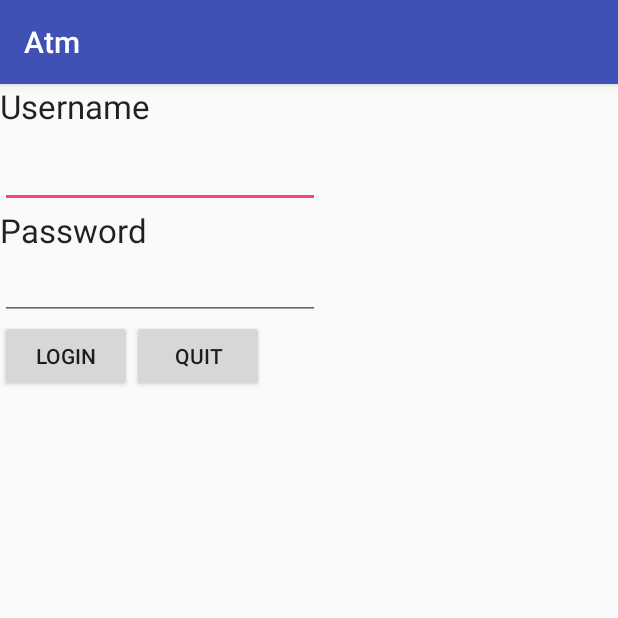
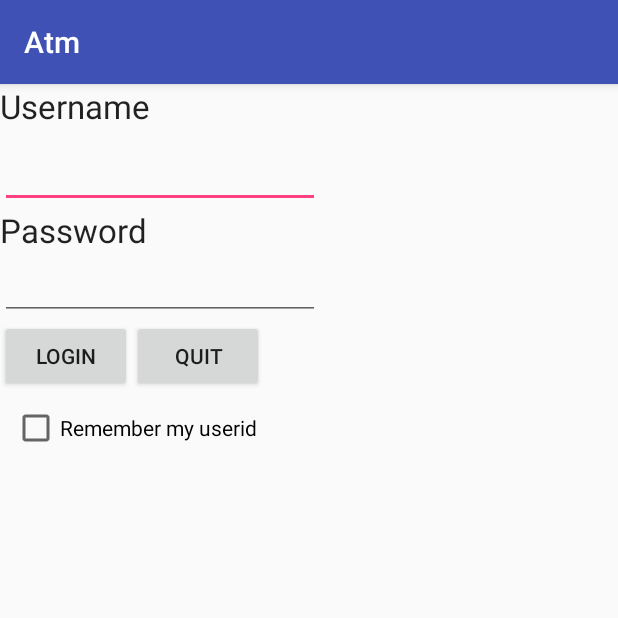
Before and after one commit to AM903103/Atm2017, an Android app: the screen it shows after launch (LoginActivity), on a phone screen of 412 x 824 dp, the top half of it. Run offline under Robolectric (Android 15) with nearby library versions, the phone set to English and light mode, and no system bars.

Commit message:
remember userid (buggy)

```diff
--- a/app/src/main/java/com/litto/atm/LoginActivity.java
+++ b/app/src/main/java/com/litto/atm/LoginActivity.java
@@ -4,22 +4,38 @@ import android.support.v7.app.AppCompatActivity;
 import android.os.Bundle;
 import android.util.Log;
 import android.view.View;
+import android.widget.CheckBox;
+import android.widget.CompoundButton;
 import android.widget.EditText;
 
 public class LoginActivity extends AppCompatActivity {
 
     private static final String TAG = LoginActivity.class.getSimpleName();
+    private CheckBox cbUserid;
 
     @Override
     protected void onCreate(Bundle savedInstanceState) {
         super.onCreate(savedInstanceState);
         setContentView(R.layout.activity_login);
-        //
-        String userid = getSharedPreferences("abc", MODE_PRIVATE)
-                .getString("USERID", null);
-        Log.d(TAG, "onCreate: " + userid);
-        EditText edUserid = findViewById(R.id.ed_userid);
-        edUserid.setText(userid);
+        cbUserid = findViewById(R.id.cb_remember_userid);
+        cbUserid.setOnCheckedChangeListener(new CompoundButton.OnCheckedChangeListener() {
+            @Override
+            public void onCheckedChanged(CompoundButton buttonView, boolean isChecked) {
+                getSharedPreferences("abc", MODE_PRIVATE)
+                        .edit()
+                        .putBoolean("REMEMBER", isChecked)
+                        .apply();
+            }
+        });
+        boolean remember = getSharedPreferences("abc", MODE_PRIVATE)
+                .getBoolean("REMEMBER", false);
+        if (remember) {
+            String userid = getSharedPreferences("abc", MODE_PRIVATE)
+                    .getString("USERID", null);
+            Log.d(TAG, "onCreate: " + userid);
+            EditText edUserid = findViewById(R.id.ed_userid);
+            edUserid.setText(userid);
+        }
     }
 
     public void login(View view){
--- a/app/src/main/res/layout/activity_login.xml
+++ b/app/src/main/res/layout/activity_login.xml
@@ -60,4 +60,14 @@
         android:text="Quit"
         app:layout_constraintStart_toEndOf="@+id/button"
         app:layout_constraintTop_toBottomOf="@+id/ed_passwd" />
+
+    <CheckBox
+        android:id="@+id/cb_remember_userid"
+        android:layout_width="wrap_content"
+        android:layout_height="wrap_content"
+        android:layout_marginStart="8dp"
+        android:layout_marginTop="8dp"
+        android:text="Remember my userid"
+        app:layout_constraintStart_toStartOf="@+id/button"
+        app:layout_constraintTop_toBottomOf="@+id/button" />
 </android.support.constraint.ConstraintLayout>
```
